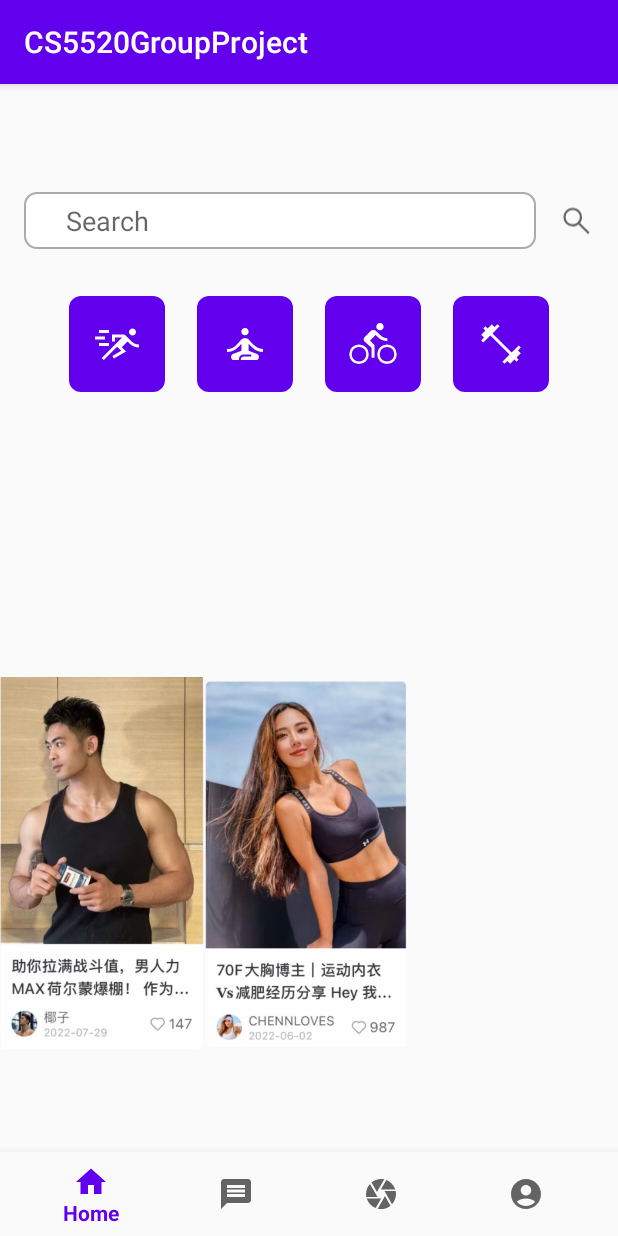
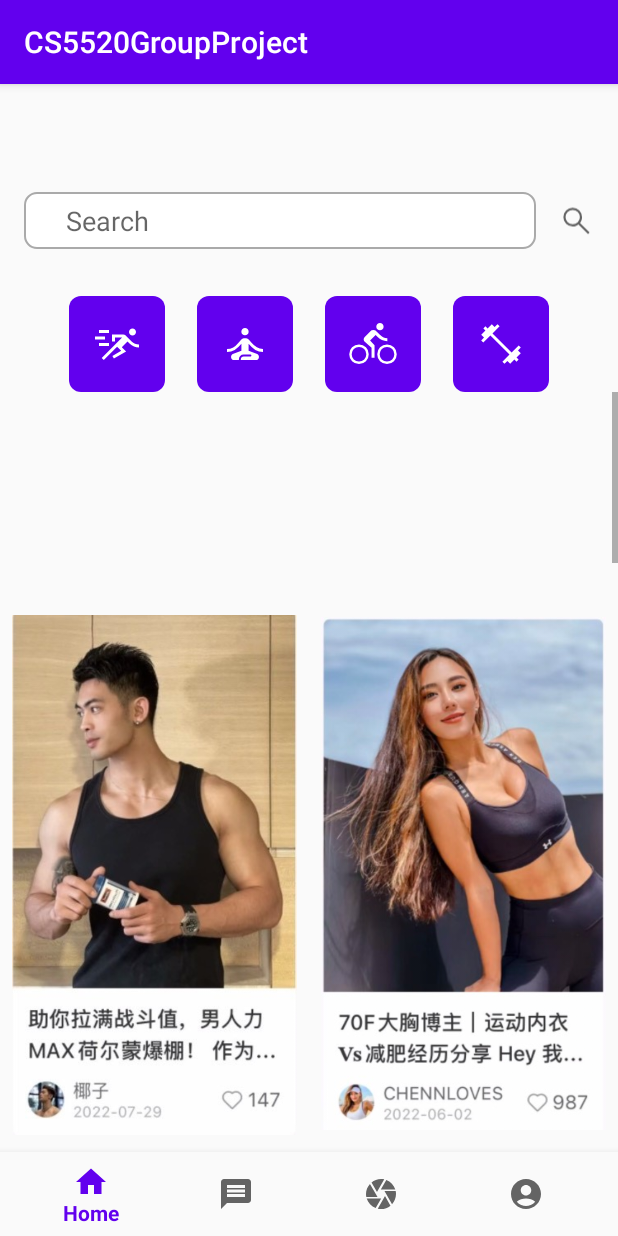
Before and after one commit to angela01190626/NUMAD23Sp_Team19, an Android app: the GroupProject screen opened directly, with no data from a screen before it, on a phone screen of 412 x 824 dp. Run offline under Robolectric (Android 15) with nearby library versions, the phone set to English and light mode, and no system bars.

Commit message:
homepage-v2

```diff
--- a/CS5520GroupProject/app/src/main/java/edu/northeastern/cs5520groupproject/GroupProject.java
+++ b/CS5520GroupProject/app/src/main/java/edu/northeastern/cs5520groupproject/GroupProject.java
@@ -3,6 +3,9 @@ package edu.northeastern.cs5520groupproject;
 import androidx.annotation.NonNull;
 import androidx.appcompat.app.AppCompatActivity;
 import androidx.fragment.app.Fragment;
+import androidx.recyclerview.widget.LinearLayoutManager;
+import androidx.recyclerview.widget.RecyclerView;
+import androidx.recyclerview.widget.StaggeredGridLayoutManager;
 
 import android.os.Bundle;
 import android.view.MenuItem;
@@ -10,6 +13,7 @@ import android.widget.SearchView;
 
 import com.google.android.material.bottomnavigation.BottomNavigationView;
 
+import edu.northeastern.cs5520groupproject.PE_Circle.UI.homepage_recycleView.ImageAdapter;
 
 
 public class GroupProject extends AppCompatActivity {
@@ -25,6 +29,14 @@ public class GroupProject extends AppCompatActivity {
         //searchView = findViewById(R.id.home_search_view);
         //bottomNavigationView = findViewById(R.id.nav_view);
 
+        RecyclerView recyclerView = findViewById(R.id.image_recycler_view);
+        StaggeredGridLayoutManager layoutManager = new StaggeredGridLayoutManager(2, StaggeredGridLayoutManager.VERTICAL);
+        recyclerView.setLayoutManager(layoutManager);
+        recyclerView.setAdapter(new ImageAdapter(new int[]{R.drawable.sample1, R.drawable.sample2,
+                R.drawable.sample3,R.drawable.sample4,R.drawable.sample5,R.drawable.sample6,R.drawable.sample7}));
+
+
+
 
 
 
--- /dev/null
+++ b/CS5520GroupProject/app/src/main/java/edu/northeastern/cs5520groupproject/PE_Circle/UI/homepage_recycleView/ImageAdapter.java
@@ -0,0 +1,44 @@
+package edu.northeastern.cs5520groupproject.PE_Circle.UI.homepage_recycleView;
+
+import android.view.LayoutInflater;
+import android.view.View;
+import android.view.ViewGroup;
+import android.widget.ImageView;
+import androidx.annotation.NonNull;
+import androidx.recyclerview.widget.RecyclerView;
+
+import edu.northeastern.cs5520groupproject.R;
+
+public class ImageAdapter extends RecyclerView.Adapter<ImageAdapter.ImageViewHolder> {
+    private int[] imageIds;
+
+    public ImageAdapter(int[] imageIds) {
+        this.imageIds = imageIds;
+    }
+
+    @NonNull
+    @Override
+    public ImageViewHolder onCreateViewHolder(@NonNull ViewGroup parent, int viewType) {
+        View view = LayoutInflater.from(parent.getContext()).inflate(R.layout.homepage_image_item, parent, false);
+        return new ImageViewHolder(view);
+    }
+
+    @Override
+    public void onBindViewHolder(@NonNull ImageViewHolder holder, int position) {
+        holder.imageView.setImageResource(imageIds[position]);
+    }
+
+    @Override
+    public int getItemCount() {
+        return imageIds.length;
+    }
+
+    public static class ImageViewHolder extends RecyclerView.ViewHolder {
+        ImageView imageView;
+
+        public ImageViewHolder(@NonNull View itemView) {
+            super(itemView);
+            imageView = itemView.findViewById(R.id.image_view);
+        }
+    }
+}
--- /dev/null
+++ b/CS5520GroupProject/app/src/main/res/layout/homepage_image_item.xml
@@ -0,0 +1,15 @@
+<?xml version="1.0" encoding="utf-8"?>
+<LinearLayout xmlns:android="http://schemas.android.com/apk/res/android"
+    android:layout_width="match_parent"
+    android:layout_height="wrap_content"
+    android:orientation="vertical"
+    android:padding="8dp">
+
+    <ImageView
+        android:id="@+id/image_view"
+        android:layout_width="match_parent"
+        android:layout_height="wrap_content"
+        android:scaleType="fitCenter"
+        android:src="@drawable/sample1" />
+
+</LinearLayout>
--- a/CS5520GroupProject/app/src/main/res/layout/homepage_project.xml
+++ b/CS5520GroupProject/app/src/main/res/layout/homepage_project.xml
@@ -118,55 +118,17 @@
         app:layout_constraintGuide_percent="0.33" />
 
 
+    <androidx.recyclerview.widget.RecyclerView
+        android:id="@+id/image_recycler_view"
+        android:layout_width="match_parent"
+        android:layout_height="0dp"
+        app:layout_constraintTop_toBottomOf="@id/category_buttons_layout"
+        app:layout_constraintBottom_toTopOf="@id/nav_view"
+        android:scrollbars="vertical" />
 
 
 
-    <androidx.constraintlayout.widget.Guideline
-        android:id="@+id/guideline_vertical1"
-        android:layout_width="wrap_content"
-        android:layout_height="wrap_content"
-        android:orientation="vertical"
-        app:layout_constraintGuide_percent="0.33" />
 
-    <androidx.constraintlayout.widget.Guideline
-        android:id="@+id/guideline_vertical2"
-        android:layout_width="wrap_content"
-        android:layout_height="wrap_content"
-        android:orientation="vertical"
-        app:layout_constraintGuide_percent="0.66" />
-
-
-
-    <ImageView
-        android:id="@+id/image_staggered_1"
-        android:layout_width="0dp"
-        android:layout_height="wrap_content"
-        android:scaleType="fitCenter"
-        app:layout_constraintTop_toBottomOf="@id/category_buttons_layout"
-        app:layout_constraintStart_toStartOf="parent"
-        app:layout_constraintEnd_toEndOf="@id/guideline_vertical1"
-        android:src="@drawable/sample1" />
-
-    <ImageView
-        android:id="@+id/image_staggered_2"
-        android:layout_width="0dp"
-        android:layout_height="wrap_content"
-        android:scaleType="fitCenter"
-        app:layout_constraintTop_toTopOf="@id/image_staggered_1"
-        app:layout_constraintBottom_toBottomOf="@id/image_staggered_1"
-        app:layout_constraintStart_toStartOf="@id/guideline_vertical1"
-        app:layout_constraintEnd_toEndOf="@id/guideline_vertical2"
-        android:src="@drawable/sample2" />
-
-    <ImageView
-        android:id="@+id/image_staggered_3"
-        android:layout_width="0dp"
-        android:layout_height="wrap_content"
-        android:scaleType="fitCenter"
-        app:layout_constraintTop_toBottomOf="@id/image_staggered_1"
-        app:layout_constraintStart_toStartOf="parent"
-        app:layout_constraintEnd_toEndOf="@id/guideline_vertical2"
-        android:src="@drawable/sample3" />
 
 
 
```
Also changed, not shown: CS5520GroupProject/app/src/main/res/drawable/sample4.jpeg (added), CS5520GroupProject/app/src/main/res/drawable/sample5.jpeg (added), CS5520GroupProject/app/src/main/res/drawable/sample6.jpeg (added), CS5520GroupProject/app/src/main/res/drawable/sample7.jpeg (added).
